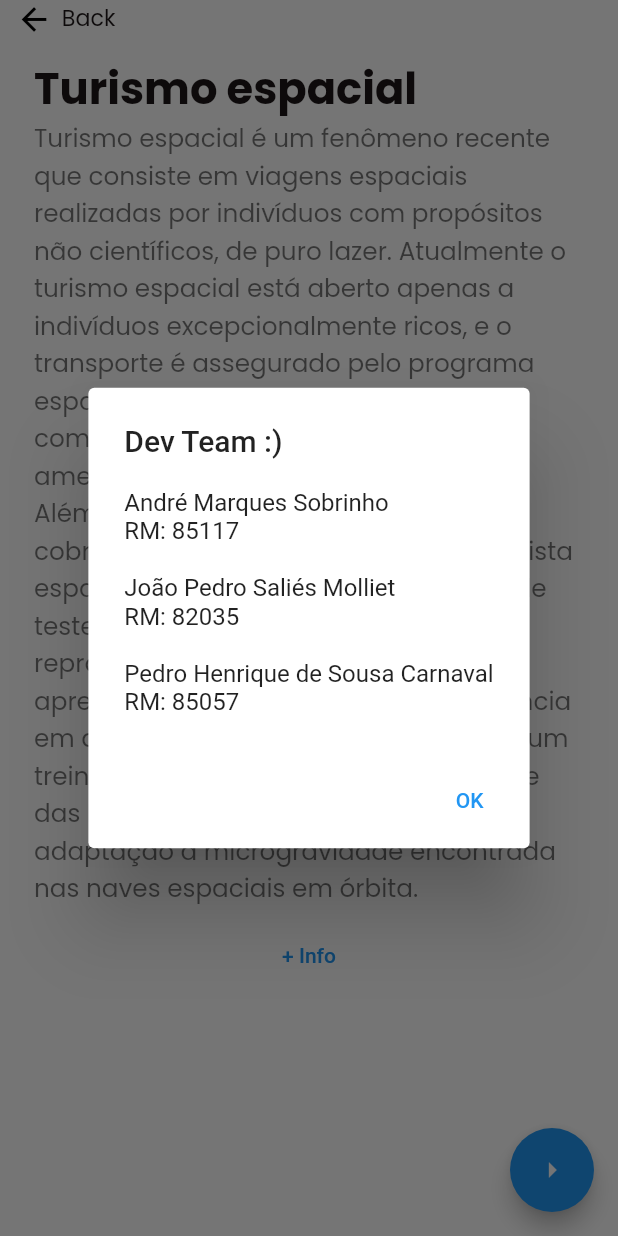
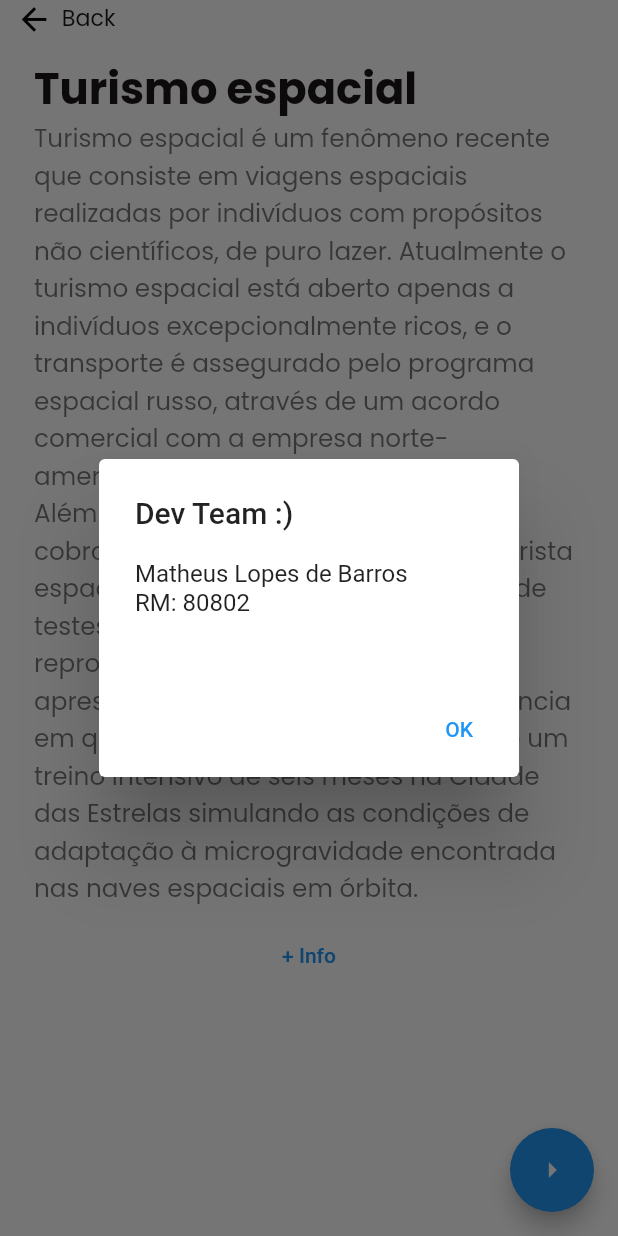
Before and after one commit to Math-Barros/space_tourism, a Flutter app: the HomeScreen screen opened directly, after a tap on "+ Info", on a phone screen of 412 x 824 dp. Run offline on Flutter 3.47's test engine with Material 2 defaults, Android fonts, the phone set to English and light mode, and no system bars; our stand-ins replace google_fonts.

Commit message:
update screen

```diff
--- a/space_tourism/lib/pages/home_screen.dart
+++ b/space_tourism/lib/pages/home_screen.dart
@@ -221,7 +221,7 @@ class _HomeScreenState extends State<HomeScreen> {
     AlertDialog alerta = AlertDialog(
       title: Text("Dev Team :)"),
       content: Text(
-          "André Marques Sobrinho\nRM: 85117\n\nJoão Pedro Saliés Molliet\nRM: 82035\n\nPedro Henrique de Sousa Carnaval\nRM: 85057"),
+          "Matheus Lopes de Barros\nRM: 80802\n"),
       actions: [
         okButton,
       ],
```
